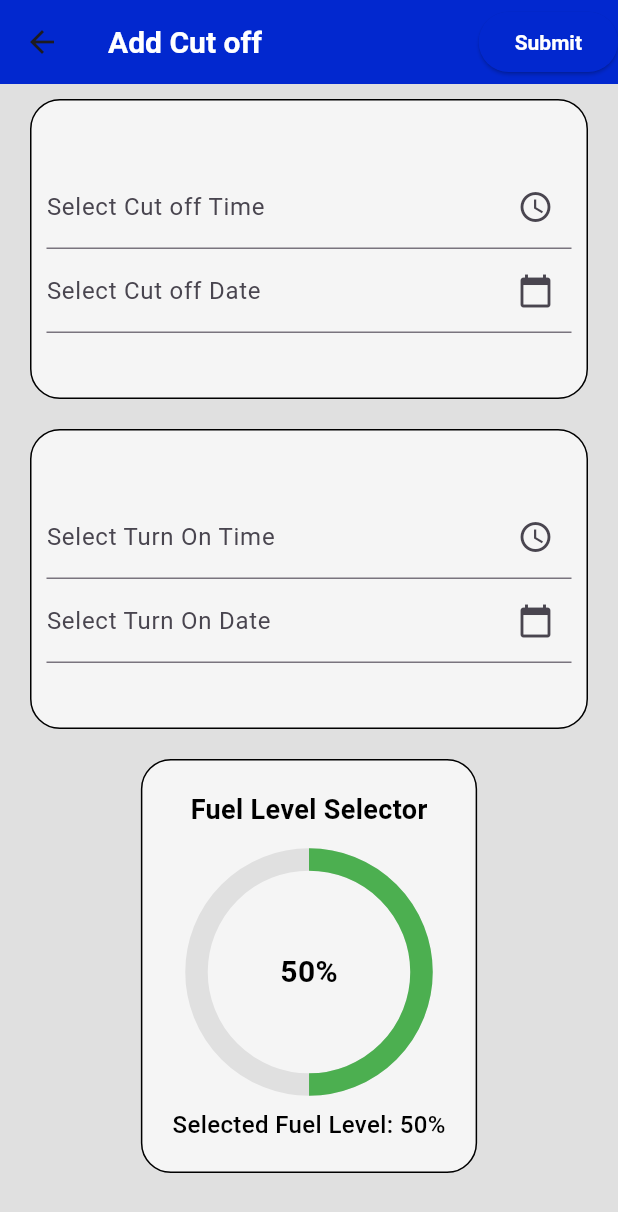
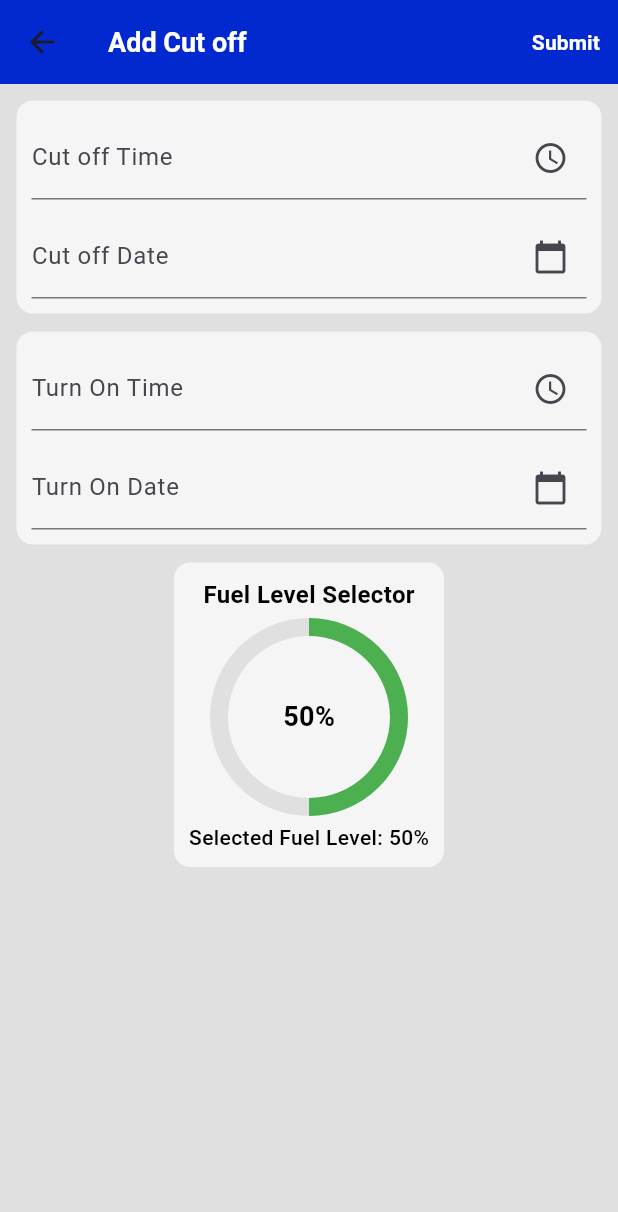
Before and after one commit to Amjad3618/D-11-App, a Flutter app: the AddAnotherCutOff screen opened directly, on a phone screen of 412 x 824 dp. Shown: the top 1212 px of the screen. Run offline on Flutter 3.47's test engine with Material 3 defaults, Android fonts, the light colour scheme and no system bars; our stand-ins replace curved_navigation_bar, get, image_picker.

Commit message:
my commit

```diff
--- a/d_11_genrator_app/lib/screens/add_cut_of.dart
+++ b/d_11_genrator_app/lib/screens/add_cut_of.dart
@@ -36,66 +36,105 @@ class _AddAnotherCutOffState extends State<AddAnotherCutOff> {
         title: const CustomTextWidget(
           text: "Add Cut off",
           color: Colors.white,
-          fontSize: 20,
+          fontSize: 18,
           fontWeight: FontWeight.bold,
         ),
         actions: [
-          ElevatedButton(
-
-            onPressed: (){}, child: const Text("Submit",style: TextStyle(color: Colors.white,fontWeight: FontWeight.w600),))
+          TextButton(
+            onPressed: (){},
+            child: const Text(
+              "Submit",
+              style:  TextStyle(
+                color: Colors.white,
+                fontWeight: FontWeight.w600
+              )
+            )
+          )
         ],
       ),
-      body: Padding(
-        padding: const EdgeInsets.symmetric(horizontal: 20, vertical: 10),
-        child: SingleChildScrollView(
-          physics: NeverScrollableScrollPhysics(),
+      body: LayoutBuilder(
+        builder: (context, constraints) {
+          return SingleChildScrollView(
+            child: ConstrainedBox(
+              constraints: BoxConstraints(minHeight: constraints.maxHeight),
+              child: Padding(
+                padding: const EdgeInsets.symmetric(horizontal: 10, vertical: 10),
                 child: Column(
                   children: [
                     // Cut-Off Section
                     _buildSection(
                       TimePickerFormField(
                         controller: _cutOffTimeController,
-                  labelText: 'Select Cut off Time',
+                        labelText: 'Cut off Time',
                       ),
                       DatePickerFormField(
                         controller: _cutOffDateController,
-                  labelText: 'Select Cut off Date',
+                        labelText: 'Cut off Date',
                       ),
                     ),
-              const SizedBox(height: 20),
+                    const SizedBox(height: 10),
                     // Turn-On Section
                     _buildSection(
                       TimePickerFormField(
                         controller: _turnOnTimeController,
-                  labelText: 'Select Turn On Time',
+                        labelText: 'Turn On Time',
                       ),
                       DatePickerFormField(
                         controller: _turnOnDateController,
-                  labelText: 'Select Turn On Date',
+                        labelText: 'Turn On Date',
                       ),
                     ),
-              const SizedBox(height: 20),
+                    const SizedBox(height: 10),
                     // Fuel Level Circular Selector
-              Container(
+                    _buildFuelLevelSelector(),
+                  ],
+                ),
+              ),
+            ),
+          );
+        },
+      ),
+    );
+  }
+
+  // Build a reusable section
+  Widget _buildSection(Widget child1, Widget child2) {
+    return Container(
       decoration: BoxDecoration(
         color: Colors.grey[100],
-                  border: Border.all(),
-                  borderRadius: BorderRadius.circular(20),
+        border: Border.all(color: Colors.grey.shade300),
+        borderRadius: BorderRadius.circular(12),
       ),
-                padding: const EdgeInsets.all(20),
+      padding: const EdgeInsets.symmetric(vertical: 10, horizontal: 10),
+      child: Column(
+        mainAxisAlignment: MainAxisAlignment.center,
+        crossAxisAlignment: CrossAxisAlignment.center,
+        children: [child1, const SizedBox(height: 10), child2],
+      ),
+    );
+  }
+
+  // Fuel Level Selector
+  Widget _buildFuelLevelSelector() {
+    return Container(
+      decoration: BoxDecoration(
+        color: Colors.grey[100],
+        border: Border.all(color: Colors.grey.shade300),
+        borderRadius: BorderRadius.circular(12),
+      ),
+      padding: const EdgeInsets.all(10),
       child: Column(
         crossAxisAlignment: CrossAxisAlignment.center,
         children: [
           const CustomTextWidget(
             text: "Fuel Level Selector",
             color: Colors.black,
-                      fontSize: 18,
+            fontSize: 16,
             fontWeight: FontWeight.w600,
           ),
-                    const SizedBox(height: 20),
+          const SizedBox(height: 10),
           GestureDetector(
             onPanUpdate: (details) {
-                        // Interactive sliding by calculating angle
               setState(() {
                 _fuelLevel = (_fuelLevel + details.delta.dy / 300)
                     .clamp(0.0, 1.0);
@@ -105,11 +144,11 @@ class _AddAnotherCutOffState extends State<AddAnotherCutOff> {
               alignment: Alignment.center,
               children: [
                 SizedBox(
-                            width: 150,
-                            height: 150,
+                  width: 120,
+                  height: 120,
                   child: CircularProgressIndicator(
                     value: _fuelLevel,
-                              strokeWidth: 15,
+                    strokeWidth: 12,
                     backgroundColor: Colors.grey[300],
                     color: Colors.green,
                   ),
@@ -117,7 +156,7 @@ class _AddAnotherCutOffState extends State<AddAnotherCutOff> {
                 Text(
                   "${(_fuelLevel * 100).toInt()}%",
                   style: const TextStyle(
-                              fontSize: 20,
+                    fontSize: 18,
                     fontWeight: FontWeight.bold,
                     color: Colors.black,
                   ),
@@ -125,42 +164,15 @@ class _AddAnotherCutOffState extends State<AddAnotherCutOff> {
               ],
             ),
           ),
-                    const SizedBox(height: 15),
+          const SizedBox(height: 10),
           CustomTextWidget(
-                      text:
-                          "Selected Fuel Level: ${(_fuelLevel * 100).toInt()}%",
+            text: "Selected Fuel Level: ${(_fuelLevel * 100).toInt()}%",
             color: Colors.black,
-                      fontSize: 16,
+            fontSize: 14,
             fontWeight: FontWeight.w500,
           ),
         ],
       ),
-              ),
-            ],
-          ),
-        ),
-      ),
-    );
-  }
-
-  // Build a reusable section
-  Widget _buildSection(Widget child1, Widget child2) {
-    return Container(
-      decoration: BoxDecoration(
-        color: Colors.grey[100],
-        border: Border.all(),
-        borderRadius: BorderRadius.circular(20),
-      ),
-      height: 200,
-      width: double.infinity,
-      child: Padding(
-        padding: const EdgeInsets.symmetric(horizontal: 10),
-        child: Column(
-          mainAxisAlignment: MainAxisAlignment.center,
-          crossAxisAlignment: CrossAxisAlignment.center,
-          children: [child1, child2],
-        ),
-      ),
     );
   }
 }
--- a/d_11_genrator_app/lib/screens/login_screen.dart
+++ b/d_11_genrator_app/lib/screens/login_screen.dart
@@ -1,6 +1,6 @@
 import 'package:d_11_genrator_app/Widgets/text_form_feilds.dart';
 import 'package:d_11_genrator_app/Widgets/text_widget.dart';
-import 'package:d_11_genrator_app/screens/home_screen.dart';
+import 'package:d_11_genrator_app/bottom_bar/bottom_bar.dart';
 import 'package:flutter/material.dart';
 import 'package:get/get.dart';
 
@@ -27,6 +27,7 @@ class _LoginScreenState extends State<LoginScreen> {
           ),
         ),
         body: Center(
+          child: SingleChildScrollView(
             child: Column(
               mainAxisAlignment: MainAxisAlignment.center,
               crossAxisAlignment: CrossAxisAlignment.center,
@@ -88,7 +89,7 @@ class _LoginScreenState extends State<LoginScreen> {
                     height: 50,
                     child: ElevatedButton(
                         onPressed: () {
-                        Get.to(()=>const HomeScreen());
+                          Get.to(()=>const BottomBar());
                         },
                         child: const CustomTextWidget(
                           text: "Login",
@@ -98,6 +99,7 @@ class _LoginScreenState extends State<LoginScreen> {
                         )))
               ],
             ),
+          ),
         ));
   }
 }
--- a/d_11_genrator_app/pubspec.yaml
+++ b/d_11_genrator_app/pubspec.yaml
@@ -37,6 +37,8 @@ dependencies:
   cupertino_icons: ^1.0.8
   image_picker: ^1.1.2
   get:
+  curved_bottom_navigation_bar: ^0.0.8
+  curved_navigation_bar: ^1.0.6
 
 dev_dependencies:
   flutter_test:
```
Also changed, not shown: d_11_genrator_app/lib/bottom_bar/bottom_bar.dart (added, +49 -0 lines), d_11_genrator_app/lib/models/useer_model.dart (added, +56 -0 lines), d_11_genrator_app/lib/screens/home_screen.dart (+33 -20 lines), d_11_genrator_app/lib/screens/profile_screen.dart (added, +17 -0 lines), d_11_genrator_app/pubspec.lock, 2 other files. Lines whose indentation alone changed are shown as unchanged.
